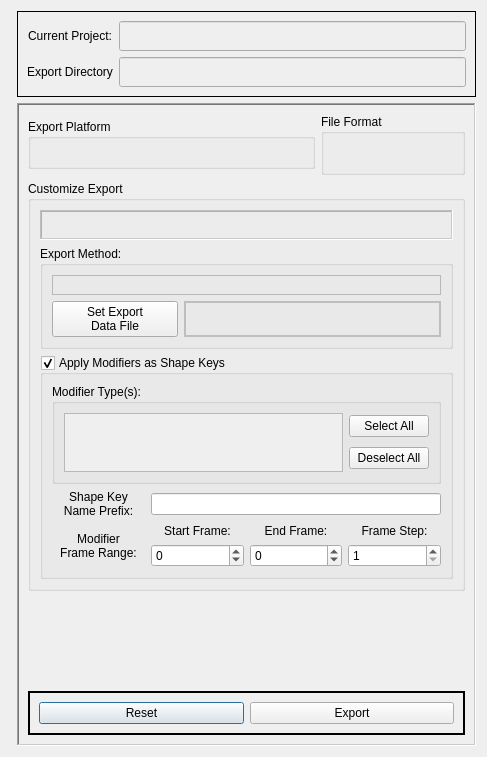
Above: src/nft_blender/nft_qt/qt_io_export_dialog.ui from themasmedia/nft-blender before the change. Below: the same form after it.
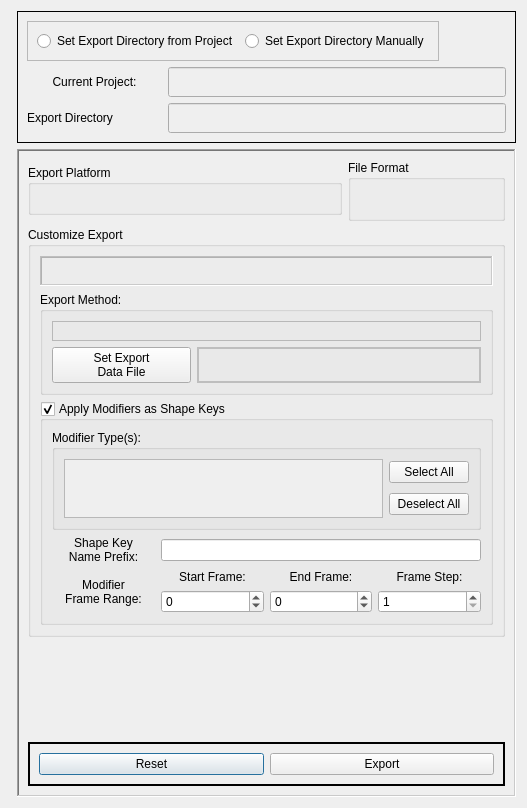
That is the form after the change.

Commit message: Develop glTF export functionality

Diff of the .ui file:
```diff
--- a/src/nft_blender/nft_qt/qt_io_export_dialog.ui
+++ b/src/nft_blender/nft_qt/qt_io_export_dialog.ui
@@ -9,8 +9,8 @@
    <rect>
     <x>0</x>
     <y>0</y>
-    <width>487</width>
-    <height>757</height>
+    <width>527</width>
+    <height>808</height>
    </rect>
   </property>
   <property name="sizePolicy">
@@ -32,29 +32,39 @@
       <enum>QFrame::Box</enum>
      </property>
      <layout class="QGridLayout" name="gridLayout_4">
-      <item row="0" column="1">
-       <widget class="QLineEdit" name="io_proj_name_lnedit">
-        <property name="enabled">
-         <bool>false</bool>
-        </property>
-        <property name="sizePolicy">
-         <sizepolicy hsizetype="Expanding" vsizetype="Maximum">
-          <horstretch>0</horstretch>
-          <verstretch>0</verstretch>
-         </sizepolicy>
-        </property>
+      <item row="0" column="0" colspan="3">
+       <widget class="QFrame" name="io_proj_export_dir_frame">
         <property name="minimumSize">
          <size>
           <width>0</width>
-          <height>30</height>
+          <height>0</height>
          </size>
         </property>
-        <property name="alignment">
-         <set>Qt::AlignCenter</set>
+        <property name="frameShape">
+         <enum>QFrame::StyledPanel</enum>
         </property>
+        <property name="frameShadow">
+         <enum>QFrame::Raised</enum>
+        </property>
+        <layout class="QHBoxLayout" name="horizontalLayout_5">
+         <item>
+          <widget class="QRadioButton" name="io_proj_export_dir_project_radbtn">
+           <property name="text">
+            <string>Set Export Directory from Project</string>
+           </property>
+          </widget>
+         </item>
+         <item>
+          <widget class="QRadioButton" name="io_proj_export_dir_manual_radbtn">
+           <property name="text">
+            <string>Set Export Directory Manually</string>
+           </property>
+          </widget>
+         </item>
+        </layout>
        </widget>
       </item>
-      <item row="0" column="0">
+      <item row="1" column="0">
        <widget class="QLabel" name="io_proj_name_label">
         <property name="text">
          <string>Current Project:</string>
@@ -64,14 +74,36 @@
         </property>
        </widget>
       </item>
-      <item row="1" column="0">
+      <item row="2" column="0">
        <widget class="QLabel" name="io_proj_export_dir_label">
         <property name="text">
          <string>Export Directory</string>
         </property>
        </widget>
       </item>
-      <item row="1" column="1">
+      <item row="1" column="1" colspan="3">
+       <widget class="QLineEdit" name="io_proj_name_lnedit">
+        <property name="enabled">
+         <bool>false</bool>
+        </property>
+        <property name="sizePolicy">
+         <sizepolicy hsizetype="Expanding" vsizetype="Maximum">
+          <horstretch>0</horstretch>
+          <verstretch>0</verstretch>
+         </sizepolicy>
+        </property>
+        <property name="minimumSize">
+         <size>
+          <width>0</width>
+          <height>30</height>
+         </size>
+        </property>
+        <property name="alignment">
+         <set>Qt::AlignCenter</set>
+        </property>
+       </widget>
+      </item>
+      <item row="2" column="1" colspan="3">
        <widget class="QLineEdit" name="io_proj_export_dir_lnedit">
         <property name="enabled">
          <bool>false</bool>
@@ -407,7 +439,7 @@
                    <rect>
                     <x>0</x>
                     <y>0</y>
-                    <width>258</width>
+                    <width>298</width>
                     <height>58</height>
                    </rect>
                   </property>
```
Left out of the diff: 8 changed lines with no effect on the pictures. The commit also changes 4 other files.
